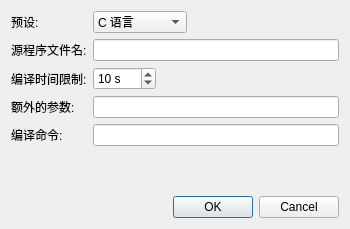
Old version of the form src/forms/addcompilerdialog.ui in the repository sxyzccr/CCR-Plus.
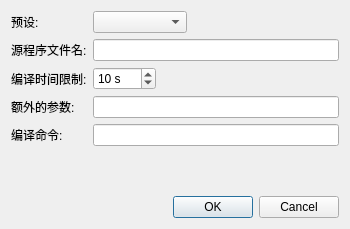
New version of the form.

The edit to the form file:
```diff
--- a/src/forms/addcompilerdialog.ui
+++ b/src/forms/addcompilerdialog.ui
@@ -35,6 +35,9 @@
        <verstretch>0</verstretch>
       </sizepolicy>
      </property>
+     <property name="currentIndex">
+      <number>-1</number>
+     </property>
      <item>
       <property name="text">
        <string>C 语言</string>
```
